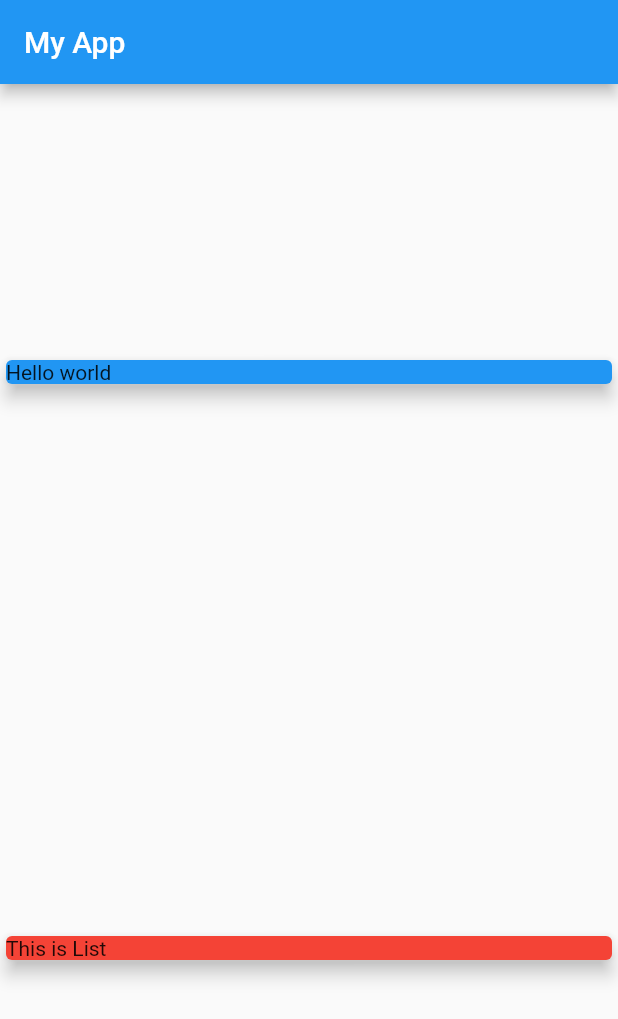
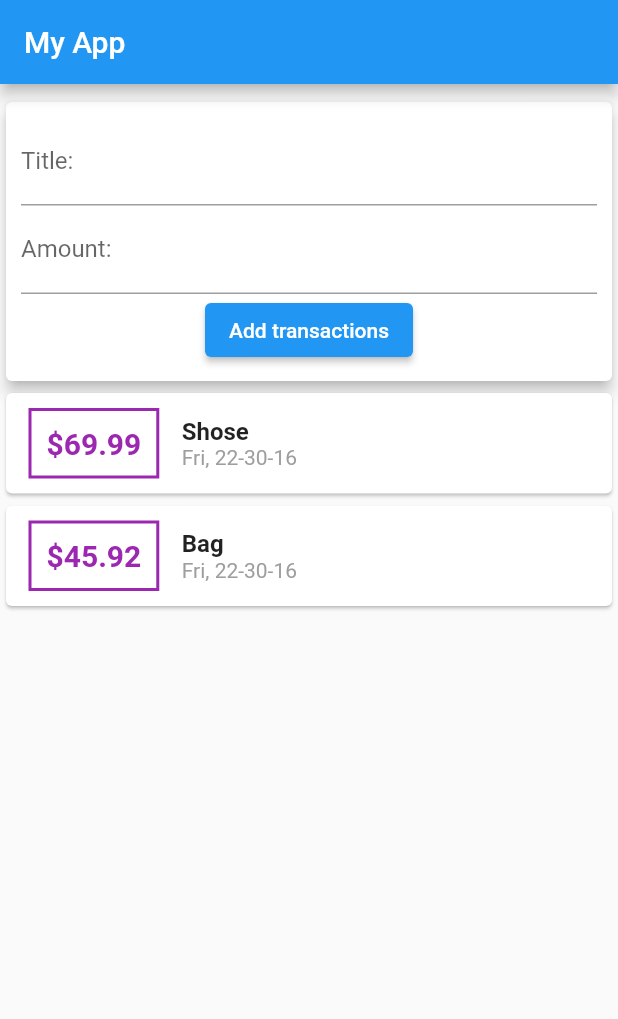
Before and after one commit to leqdung/persional-expenses-app, a Flutter app: the screen it shows after launch, on a phone screen of 412 x 824 dp. Shown: the top 1019 px of the screen. Run offline on Flutter 3.47's test engine with Material 2 defaults, Android fonts, the phone set to English and light mode, and no system bars.

```diff
--- a/lib/main.dart
+++ b/lib/main.dart
@@ -1,4 +1,5 @@
 import 'package:flutter/material.dart';
+import 'package:intl/intl.dart';
 import './transaction.dart';
 
 void main() => runApp(MyApp());
@@ -6,18 +7,23 @@ void main() => runApp(MyApp());
 class MyApp extends StatelessWidget {
   final List<Transaction> transaction = [
     Transaction(
-      title: 'shose',
+      title: 'Shose',
       id: 't1',
-      amount: 69.0,
+      amount: 69.99,
       date: DateTime.now(),
     ),
     Transaction(
-      title: 'bag',
+      title: 'Bag',
       id: 't2',
-      amount: 45.0,
+      amount: 45.92,
       date: DateTime.now(),
     )
   ];
+
+  // String? titleInput;
+  // String? amountInput;
+  final titleController = TextEditingController();
+  final amountController = TextEditingController();
 
   @override
   Widget build(BuildContext context) {
@@ -27,25 +33,97 @@ class MyApp extends StatelessWidget {
           title: Text('My App'),
         ),
         body: Column(
-          mainAxisAlignment: MainAxisAlignment.spaceAround,
+          // mainAxisAlignment: MainAxisAlignment.spaceAround,
           crossAxisAlignment: CrossAxisAlignment.center,
           children: <Widget>[
             Container(
               width: double.infinity,
-              child: Card(
-                color: Colors.blue,
-                child: Text('Hello world'),
-                elevation: 5,
+              child: Card(),
+            ),
+            Card(
+              elevation: 4,
+              child: Container(
+                padding: EdgeInsets.all(5.0),
+                margin: EdgeInsets.all(5.0),
+                child: Column(
+                  mainAxisAlignment: MainAxisAlignment.start,
+                  children: <Widget>[
+                    TextField(
+                      decoration: InputDecoration(
+                        labelText: 'Title:',
+                      ),
+                      controller: titleController,
+                      // onChanged: (val) => titleInput = val,
+                    ),
+                    TextField(
+                      decoration: InputDecoration(
+                        labelText: 'Amount:',
+                      ),
+                      controller: amountController,
+                      // onChanged: (val) => amountInput = val,
+                    ),
+                    ElevatedButton(
+                      child: Text('Add transactions'),
+                      // textColor: Colors.purple,
+                      onPressed: () {
+                        print(titleController.text);
+                        print(amountController.text);
+                      },
+                    )
+                  ],
+                ),
               ),
             ),
-            Container(
-              width: double.infinity,
-              child: Card(
-                color: Colors.red,
-                child: Text('This is List'),
-                elevation: 5,
-              ),
-            ),
+            Column(
+              children: transaction.map((tx) {
+                return Card(
+                  // child: Text(tx.title),
+                  child: Row(
+                    children: <Widget>[
+                      Container(
+                        margin: EdgeInsets.symmetric(
+                          vertical: 10.0,
+                          horizontal: 15.0,
+                        ),
+                        decoration: BoxDecoration(
+                          border: Border.all(
+                            color: Colors.purple,
+                            width: 2.0,
+                          ),
+                        ),
+                        padding: EdgeInsets.all(10.0),
+                        child: Text(
+                          '\$${tx.amount}',
+                          style: TextStyle(
+                            fontWeight: FontWeight.bold,
+                            fontSize: 20.0,
+                            color: Colors.purple,
+                          ),
+                        ),
+                      ),
+                      Column(
+                        crossAxisAlignment: CrossAxisAlignment.start,
+                        children: <Widget>[
+                          Text(
+                            tx.title,
+                            style: TextStyle(
+                              fontWeight: FontWeight.bold,
+                              fontSize: 16.0,
+                            ),
+                          ),
+                          Text(
+                            DateFormat('EEE, yy-mm-dd').format(tx.date),
+                            style: TextStyle(
+                              color: Colors.grey,
+                            ),
+                          )
+                        ],
+                      )
+                    ],
+                  ),
+                );
+              }).toList(),
+            )
           ],
         ),
       ),
--- a/pubspec.yaml
+++ b/pubspec.yaml
@@ -21,7 +21,6 @@ version: 1.0.0+1
 
 environment:
   sdk: '>=2.18.0 <3.0.0'
-
 # Dependencies specify other packages that your package needs in order to work.
 # To automatically upgrade your package dependencies to the latest versions
 # consider running `flutter pub upgrade --major-versions`. Alternatively,
@@ -31,7 +30,7 @@ environment:
 dependencies:
   flutter:
     sdk: flutter
-
+  intl: ^0.17.0
 
   # The following adds the Cupertino Icons font to your application.
   # Use with the CupertinoIcons class for iOS style icons.
@@ -40,6 +39,7 @@ dependencies:
 dev_dependencies:
   flutter_test:
     sdk: flutter
+
 
   # The "flutter_lints" package below contains a set of recommended lints to
   # encourage good coding practices. The lint set provided by the package is
@@ -53,6 +53,8 @@ dev_dependencies:
 
 # The following section is specific to Flutter packages.
 flutter:
+  # sdk: flutter
+
 
   # The following line ensures that the Material Icons font is
   # included with your application, so that you can use the icons in
```
Also changed, not shown: pubspec.lock.
